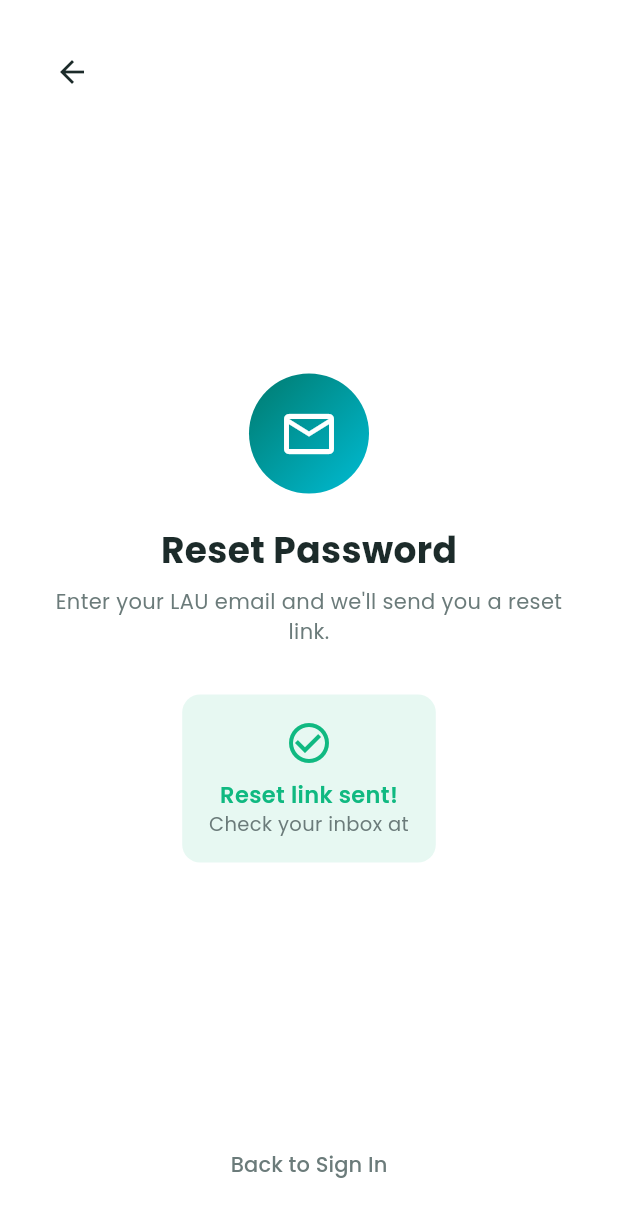
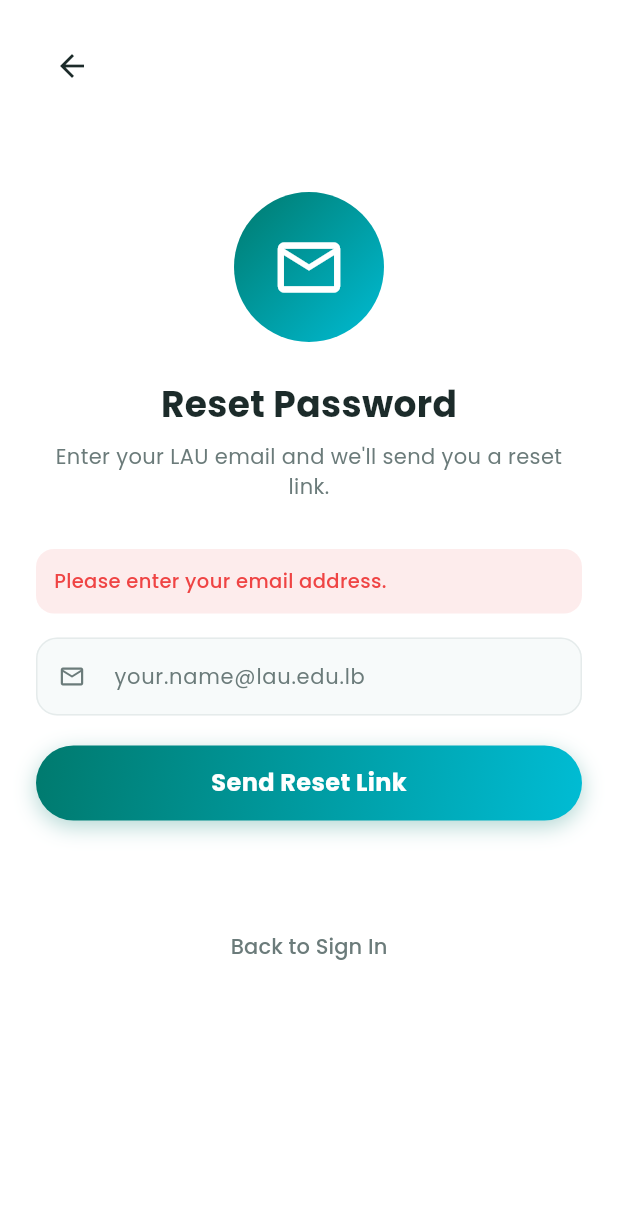
Before and after one commit to HalaAkh/Campus_Navigator, a Flutter app: the ForgotPasswordScreen screen opened directly with empty values, after a tap on "Send Reset Link", on a phone screen of 412 x 824 dp. Shown: the top 1217 px of the screen. Run offline on Flutter 3.47's test engine with Material 3 defaults, Android fonts, the phone set to English and light mode, and no system bars; our stand-ins replace cloud_firestore, firebase_auth, firebase_core, flutter_blue_plus, flutter_tts, google_fonts and 3 more; accounts and stored records are empty; generated files the repository leaves out were written again.

Commit message:
edits authentication screen

```diff
--- a/lib/screens/auth/auth_screens.dart
+++ b/lib/screens/auth/auth_screens.dart
@@ -42,25 +42,43 @@ class _SignUpScreenState extends State<SignUpScreen> {
   }
 
   Future<void> _handleSignUp() async {
+    final name = _nameController.text.trim();
+    final email = _emailController.text.trim();
     final password = _passwordController.text;
     final confirm = _confirmController.text;
 
+    // Validation Order: Name -> Email -> Password -> Confirm
+    if (name.isEmpty) {
+      setState(() => _error = 'Please enter your full name.');
+      return;
+    }
+    if (email.isEmpty) {
+      setState(() => _error = 'Please enter your email address.');
+      return;
+    }
+    if (!_authService.isValidLauEmail(email)) {
+      setState(() => _error = 'Please enter a valid LAU email address.');
+      return;
+    }
+    if (password.isEmpty) {
+      setState(() => _error = 'Please enter a password.');
+      return;
+    }
     if (!_isPasswordComplex(password)) {
       setState(() => _error = 'Password must be at least 8 characters long and include an uppercase letter, a lowercase letter, a number, and a special character (!@#\$&*~).');
       return;
     }
-
+    if (confirm.isEmpty) {
+      setState(() => _error = 'Please confirm your password.');
+      return;
+    }
     if (password != confirm) {
       setState(() => _error = 'Passwords do not match.');
       return;
     }
 
     setState(() { _isLoading = true; _error = null; });
-    final result = await _authService.signUp(
-      _nameController.text,
-      _emailController.text,
-      password,
-    );
+    final result = await _authService.signUp(name, email, password);
     if (mounted) {
       setState(() => _isLoading = false);
       if (result.success) {
@@ -226,15 +244,40 @@ class ForgotPasswordScreen extends StatefulWidget {
 class _ForgotPasswordScreenState extends State<ForgotPasswordScreen> {
   final _emailController = TextEditingController();
   bool _sent = false;
+  bool _isLoading = false;
+  String? _error;
   final _authService = AuthService();
+
+  Future<void> _handleReset() async {
+    final email = _emailController.text.trim();
+    if (email.isEmpty) {
+      setState(() => _error = 'Please enter your email address.');
+      return;
+    }
+    if (!_authService.isValidLauEmail(email)) {
+      setState(() => _error = 'Please enter a valid LAU email address.');
+      return;
+    }
+
+    setState(() { _isLoading = true; _error = null; });
+    final result = await _authService.sendPasswordReset(email);
+    if (mounted) {
+      setState(() => _isLoading = false);
+      if (result.success) {
+        setState(() => _sent = true);
+      } else {
+        setState(() => _error = result.error);
+      }
+    }
+  }
 
   @override
   Widget build(BuildContext context) {
     return Scaffold(
       backgroundColor: AppColors.card,
       body: SafeArea(
-        child: Padding(
-          padding: const EdgeInsets.all(24),
+        child: SingleChildScrollView(
+          padding: const EdgeInsets.symmetric(horizontal: 24, vertical: 20),
           child: Column(
             children: [
               Align(
@@ -244,17 +287,17 @@ class _ForgotPasswordScreenState extends State<ForgotPasswordScreen> {
                   icon: const Icon(Icons.arrow_back, color: AppColors.foreground),
                 ),
               ),
-              const Spacer(),
+              const SizedBox(height: 60),
               Container(
-                width: 80,
-                height: 80,
+                width: 100,
+                height: 100,
                 decoration: const BoxDecoration(
                   gradient: AppColors.primaryGradient,
                   shape: BoxShape.circle,
                 ),
-                child: const Icon(Icons.mail_outline, size: 40, color: Colors.white),
+                child: const Icon(Icons.mail_outline, size: 50, color: Colors.white),
               ),
-              const SizedBox(height: 20),
+              const SizedBox(height: 24),
               Text('Reset Password', style: AppTextStyles.headingBold(24)),
               const SizedBox(height: 8),
               Text(
@@ -263,6 +306,18 @@ class _ForgotPasswordScreenState extends State<ForgotPasswordScreen> {
                 textAlign: TextAlign.center,
               ),
               const SizedBox(height: 32),
+              if (_error != null) ...[
+                Container(
+                  width: double.infinity,
+                  padding: const EdgeInsets.all(12),
+                  decoration: BoxDecoration(
+                    color: AppColors.destructive.withOpacity(0.1),
+                    borderRadius: BorderRadius.circular(12),
+                  ),
+                  child: Text(_error!, style: AppTextStyles.bodyMedium(13, color: AppColors.destructive)),
+                ),
+                const SizedBox(height: 16),
+              ],
               if (!_sent) ...[
                 TextField(
                   controller: _emailController,
@@ -273,13 +328,12 @@ class _ForgotPasswordScreenState extends State<ForgotPasswordScreen> {
                   ),
                 ),
                 const SizedBox(height: 20),
-                GradientButton(
-                  label: 'Send Reset Link',
-                  onPressed: () async {
-                    await _authService.sendPasswordReset(_emailController.text);
-                    setState(() => _sent = true);
-                  },
-                ),
+                _isLoading
+                  ? const CircularProgressIndicator(color: AppColors.primary)
+                  : GradientButton(
+                      label: 'Send Reset Link',
+                      onPressed: _handleReset,
+                    ),
               ] else ...[
                 Container(
                   padding: const EdgeInsets.all(16),
@@ -300,7 +354,7 @@ class _ForgotPasswordScreenState extends State<ForgotPasswordScreen> {
                   ),
                 ),
               ],
-              const Spacer(),
+              const SizedBox(height: 60),
               TextButton(
                 onPressed: widget.onBack,
                 child: Text('Back to Sign In',
@@ -342,11 +396,25 @@ class VerifyEmailScreen extends StatefulWidget {
 class _VerifyEmailScreenState extends State<VerifyEmailScreen> {
   int _countdown = 45;
   bool _canResend = false;
+  Timer? _verificationTimer;
+  final _authService = AuthService();
 
   @override
   void initState() {
     super.initState();
     _startCountdown();
+    // Check verification status every 3 seconds automatically
+    _verificationTimer = Timer.periodic(const Duration(seconds: 3), (timer) {
+      _checkVerificationStatus();
+    });
+  }
+
+  Future<void> _checkVerificationStatus() async {
+    await _authService.reloadUser();
+    if (_authService.isEmailVerified) {
+      _verificationTimer?.cancel();
+      if (mounted) widget.onVerified();
+    }
   }
 
   void _startCountdown() async {
@@ -358,15 +426,22 @@ class _VerifyEmailScreenState extends State<VerifyEmailScreen> {
   }
 
   @override
+  void dispose() {
+    _verificationTimer?.cancel();
+    super.dispose();
+  }
+
+  @override
   Widget build(BuildContext context) {
     return Scaffold(
       backgroundColor: AppColors.card,
       body: SafeArea(
-        child: Padding(
+        child: SingleChildScrollView(
           padding: const EdgeInsets.all(32),
           child: Column(
             mainAxisAlignment: MainAxisAlignment.center,
             children: [
+              const SizedBox(height: 40),
               Stack(
                 alignment: Alignment.topRight,
                 children: [
@@ -409,7 +484,8 @@ class _VerifyEmailScreenState extends State<VerifyEmailScreen> {
               const SizedBox(height: 32),
               OutlinedPillButton(
                 label: 'Resend Email',
-                onPressed: _canResend ? () {
+                onPressed: _canResend ? () async {
+                  await _authService.resendVerificationEmail();
                   setState(() { _countdown = 45; _canResend = false; });
                   _startCountdown();
                 } : () {},
@@ -422,9 +498,12 @@ class _VerifyEmailScreenState extends State<VerifyEmailScreen> {
                   'Resend in 0:${_countdown.toString().padLeft(2, '0')}',
                   style: AppTextStyles.bodySemiBold(14, color: AppColors.accent),
                 ),
-              const SizedBox(height: 32),
-              GradientButton(label: 'I\'ve verified — Continue', onPressed: widget.onVerified),
+              const SizedBox(height: 40),
+              const Center(child: CircularProgressIndicator(color: AppColors.primary, strokeWidth: 2.5)),
               const SizedBox(height: 16),
+              Text('Waiting for verification...',
+                  style: AppTextStyles.bodyMedium(14, color: AppColors.mutedForeground)),
+              const SizedBox(height: 60),
               TextButton(
                 onPressed: widget.onBack,
                 child: Text('Wrong email? Go back',
--- a/lib/screens/auth/login_screen.dart
+++ b/lib/screens/auth/login_screen.dart
@@ -35,12 +35,22 @@ class _LoginScreenState extends State<LoginScreen> {
   }
 
   Future<void> _handleLogin() async {
+    final email = _emailController.text.trim();
+    final password = _passwordController.text.trim();
+
+    // Client-side validation
+    if (email.isEmpty) {
+      setState(() => _error = 'Please enter your email address.');
+      return;
+    }
+    if (password.isEmpty) {
+      setState(() => _error = 'Please enter your password.');
+      return;
+    }
+
     setState(() { _isLoading = true; _error = null; });
 
-    final result = await _authService.signIn(
-      _emailController.text,
-      _passwordController.text,
-    );
+    final result = await _authService.signIn(email, password);
 
     if (mounted) {
       setState(() => _isLoading = false);
@@ -110,6 +120,7 @@ class _LoginScreenState extends State<LoginScreen> {
                     // Error
                     if (_error != null) ...[
                       Container(
+                        width: double.infinity,
                         padding: const EdgeInsets.all(12),
                         decoration: BoxDecoration(
                           color: AppColors.destructive.withOpacity(0.1),
--- a/lib/screens/onboarding/onboarding_screen.dart
+++ b/lib/screens/onboarding/onboarding_screen.dart
@@ -25,7 +25,7 @@ class _OnboardingScreenState extends State<OnboardingScreen> {
       icon: Icons.explore_rounded,
       color: const Color(0xFF007A6E),
       title: 'Locate Rooms',
-      body: 'Bluetooth beacons pinpoint your exact location inside Nicol Hall instantly.',
+      body: 'MOKO SMART Bluetooth Low Energy beacons pinpoint your exact location inside Nicol Hall instantly.',
     ),
     _OnboardingSlideData(
       icon: Icons.navigation_rounded,
--- a/pubspec.yaml
+++ b/pubspec.yaml
@@ -9,9 +9,9 @@ environment:
 dependencies:
   flutter:
     sdk: flutter
-  firebase_core: ^2.24.2
-  firebase_auth: ^4.15.3
-  cloud_firestore: ^4.13.6
+  firebase_core: ^3.9.0
+  firebase_auth: ^5.3.0
+  cloud_firestore: ^5.5.0
   flutter_blue_plus: ^1.32.12
   provider: ^6.1.2
   http: ^1.2.0
```
Also changed, not shown: lib/screens/profile/profile_screen.dart (+50 -78 lines), 1 other file.
